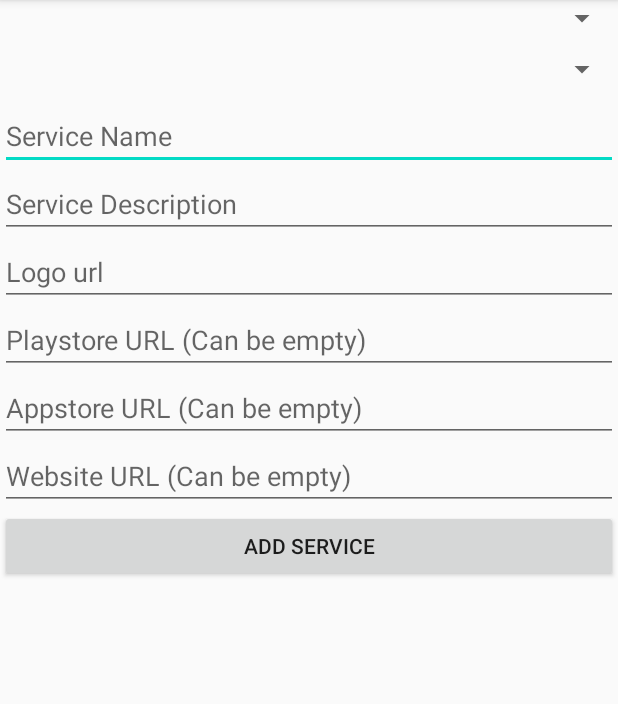
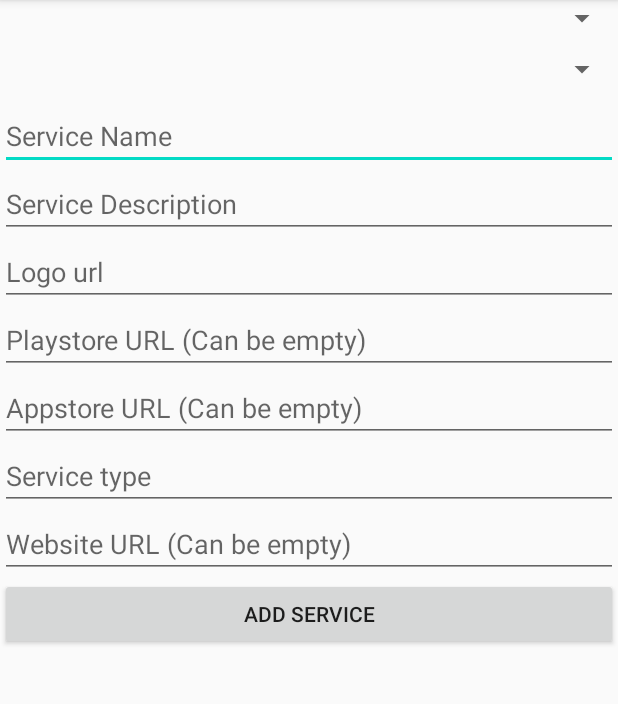
Before and after one commit to firebirdlarkai/Hyperkocal, an Android app: the AddService screen opened directly, with no data from a screen before it, after a tap on "ADD SERVICE", on a phone screen of 412 x 824 dp, the part 84-788 px from its top. Run offline under Robolectric (Android 15) with nearby library versions, the phone set to English and light mode, and no system bars; our stand-ins replace Firebase (no records; nobody signed in at launch, a user with empty details on screens opened directly); libraries missing offline, so code that uses them is left out: com.toptoche.searchablespinnerlibrary; plain views replace SearchableSpinner; 18 statements that could not run were skipped.

Commit message:
Type added and title removed

```diff
--- a/app/src/main/java/in/firebird/hyperkocal/MainActivity.java
+++ b/app/src/main/java/in/firebird/hyperkocal/MainActivity.java
@@ -71,4 +71,9 @@ public class MainActivity extends AppCompatActivity {
 
         adapter.notifyDataSetChanged();
     }
+
+    @Override
+    public void onBackPressed() {
+
+    }
 }
--- a/app/src/main/java/in/firebird/hyperkocal/Splash.java
+++ b/app/src/main/java/in/firebird/hyperkocal/Splash.java
@@ -26,6 +26,7 @@ public class Splash extends AppCompatActivity {
         super.onCreate(savedInstanceState);
         requestWindowFeature(Window.FEATURE_NO_TITLE);
         getWindow().setFlags(WindowManager.LayoutParams.FLAG_FULLSCREEN, WindowManager.LayoutParams.FLAG_FULLSCREEN);
+        getSupportActionBar().hide(); //hide the title bar
         setContentView(R.layout.activity_splash_layout);
 
 
--- a/hyperlocaladmin/src/main/java/solutions/prantae/hyperlocaladmin/AddService.java
+++ b/hyperlocaladmin/src/main/java/solutions/prantae/hyperlocaladmin/AddService.java
@@ -34,7 +34,7 @@ public class AddService extends AppCompatActivity {
     SearchableSpinner searchableSpinnerState;
     SearchableSpinner searchableSpinnerCity;
     EditText serviceName, serviceDescription, serviceLogo, servicePlaystore, serviceAppstore,
-            serviceWeb;
+            serviceWeb, serviceType;
     Button addServiceButton;
     HashMap statesValue;
 
@@ -63,6 +63,7 @@ public class AddService extends AppCompatActivity {
         serviceAppstore = findViewById(R.id.appstoreURL);
         servicePlaystore = findViewById(R.id.playstoreURL);
         serviceWeb = findViewById(R.id.webURL);
+        serviceType = findViewById(R.id.serviceType);
 
         addServiceButton.setEnabled(false);
 
@@ -197,6 +198,7 @@ public class AddService extends AppCompatActivity {
                 childMap.put("playstore", servicePlaystore.getText().toString());
                 childMap.put("appstore", serviceAppstore.getText().toString());
                 childMap.put("web", serviceWeb.getText().toString());
+                childMap.put("type", serviceType.getText().toString());
 
                 myCityRef.push().setValue(childMap).addOnCompleteListener(new OnCompleteListener<Void>() {
                     @Override
--- a/hyperlocaladmin/src/main/res/layout/activity_add_service.xml
+++ b/hyperlocaladmin/src/main/res/layout/activity_add_service.xml
@@ -54,6 +54,12 @@
     <EditText
         android:layout_width="match_parent"
         android:layout_height="wrap_content"
+        android:hint="Service type"
+        android:id="@+id/serviceType"
+        />
+    <EditText
+        android:layout_width="match_parent"
+        android:layout_height="wrap_content"
         android:hint="Website URL (Can be empty)"
         android:id="@+id/webURL"
         />
@@ -63,5 +69,4 @@
         android:text="Add service"
         android:id="@+id/addService"
         />
-
 </LinearLayout>
```
